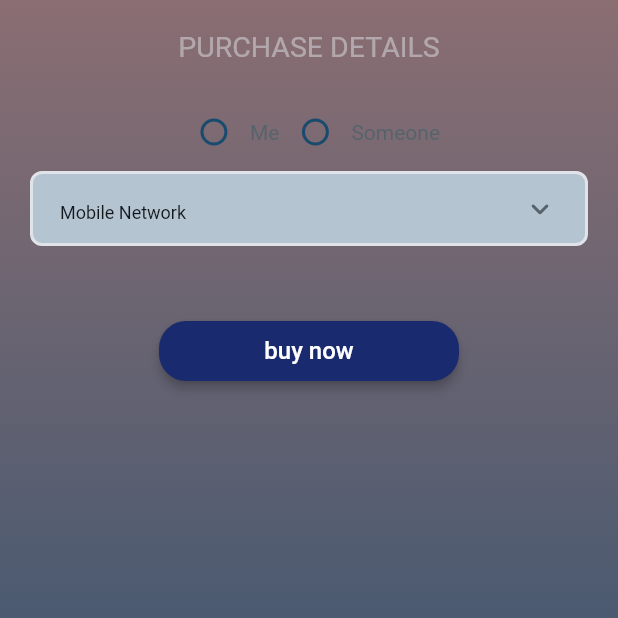
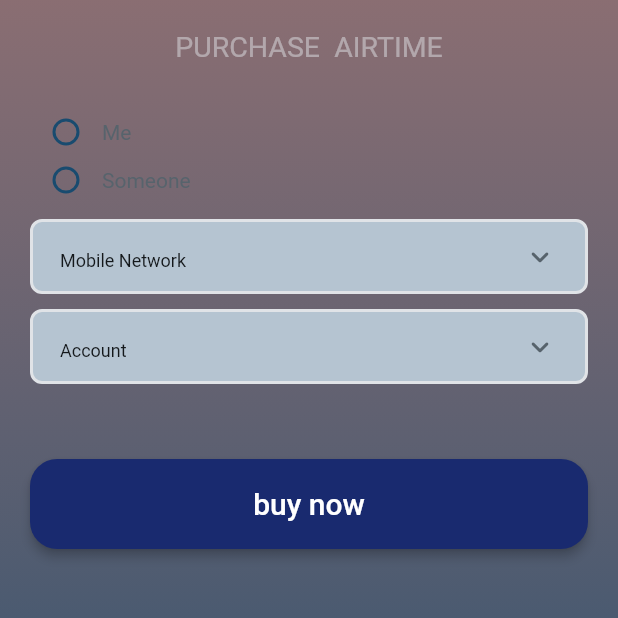
Before and after one commit to Sbongslany/rank, a Flutter app: the AirtimeWidget screen opened by its route, on a phone screen of 412 x 824 dp, the part 153-771 px from its top. Run offline on Flutter 3.47's test engine with Material 3 defaults, Android fonts, the phone set to English and light mode, and no system bars; drawn by our look-alikes of auto_size_text; our stand-ins replace badges, cached_network_image, carousel_slider, dropdown_button2, equatable, file_picker and 16 more; missing offline and left inert: json_path, mime_type, webview_flutter_android, webviewx_plus; accounts and stored records are empty; Roboto replaces fonts that are missing (Readex Pro).

Commit message:
Updating to latest FlutterFlow output.

```diff
--- a/lib/pages/pay_pouch/purchase/airtime/airtime_model.dart
+++ b/lib/pages/pay_pouch/purchase/airtime/airtime_model.dart
@@ -14,8 +14,11 @@ class AirtimeModel extends FlutterFlowModel<AirtimeWidget> {
   TextEditingController? phoneNumberController;
   String? Function(BuildContext, String?)? phoneNumberControllerValidator;
   // State field(s) for MobileNetwork widget.
-  String? mobileNetworkValue;
-  FormFieldController<String>? mobileNetworkValueController;
+  String? mobileNetworkValue1;
+  FormFieldController<String>? mobileNetworkValueController1;
+  // State field(s) for MobileNetwork widget.
+  String? mobileNetworkValue2;
+  FormFieldController<String>? mobileNetworkValueController2;
   // State field(s) for PrePaidAirtimeCellC widget.
   String? prePaidAirtimeCellCValue;
   FormFieldController<String>? prePaidAirtimeCellCValueController;
--- a/lib/pages/pay_pouch/purchase/airtime/airtime_widget.dart
+++ b/lib/pages/pay_pouch/purchase/airtime/airtime_widget.dart
@@ -144,7 +144,7 @@ class _AirtimeWidgetState extends State<AirtimeWidget>
                 child: Padding(
                   padding: const EdgeInsetsDirectional.fromSTEB(0.0, 20.0, 0.0, 0.0),
                   child: Text(
-                    'PURCHASE DETAILS',
+                    'PURCHASE  AIRTIME',
                     style: FlutterFlowTheme.of(context).bodyMedium.override(
                           fontFamily: 'Readex Pro',
                           color: FlutterFlowTheme.of(context).alternate,
@@ -153,8 +153,10 @@ class _AirtimeWidgetState extends State<AirtimeWidget>
                   ),
                 ),
               ),
-              Padding(
-                padding: const EdgeInsetsDirectional.fromSTEB(0.0, 30.0, 0.0, 0.0),
+              Align(
+                alignment: const AlignmentDirectional(-1.0, 0.0),
+                child: Padding(
+                  padding: const EdgeInsetsDirectional.fromSTEB(20.0, 30.0, 0.0, 0.0),
                   child: FlutterFlowRadioButton(
                     options: ['Me', 'Someone'].toList(),
                     onChanged: (val) => setState(() {}),
@@ -168,13 +170,14 @@ class _AirtimeWidgetState extends State<AirtimeWidget>
                               color: FlutterFlowTheme.of(context).alternate,
                             ),
                     buttonPosition: RadioButtonPosition.left,
-                  direction: Axis.horizontal,
+                    direction: Axis.vertical,
                     radioButtonColor: FlutterFlowTheme.of(context).alternate,
                     inactiveRadioButtonColor:
                         FlutterFlowTheme.of(context).secondary,
                     toggleable: false,
                     horizontalAlignment: WrapAlignment.start,
                     verticalAlignment: WrapCrossAlignment.start,
+                  ),
                 ),
               ),
               if (_model.radioButtonValue == 'Someone')
@@ -241,11 +244,11 @@ class _AirtimeWidgetState extends State<AirtimeWidget>
               Padding(
                 padding: const EdgeInsetsDirectional.fromSTEB(20.0, 10.0, 20.0, 0.0),
                 child: FlutterFlowDropDown<String>(
-                  controller: _model.mobileNetworkValueController ??=
+                  controller: _model.mobileNetworkValueController1 ??=
                       FormFieldController<String>(null),
                   options: const ['Vodacom', 'CellC', 'MTN', 'Telkom'],
                   onChanged: (val) =>
-                      setState(() => _model.mobileNetworkValue = val),
+                      setState(() => _model.mobileNetworkValue1 = val),
                   width: double.infinity,
                   height: 50.0,
                   textStyle: FlutterFlowTheme.of(context).bodyMedium,
@@ -267,7 +270,36 @@ class _AirtimeWidgetState extends State<AirtimeWidget>
                   isMultiSelect: false,
                 ),
               ),
-              if (_model.mobileNetworkValue == 'CellC')
+              Padding(
+                padding: const EdgeInsetsDirectional.fromSTEB(20.0, 10.0, 20.0, 0.0),
+                child: FlutterFlowDropDown<String>(
+                  controller: _model.mobileNetworkValueController2 ??=
+                      FormFieldController<String>(null),
+                  options: const ['Account 1', 'Account 2'],
+                  onChanged: (val) =>
+                      setState(() => _model.mobileNetworkValue2 = val),
+                  width: double.infinity,
+                  height: 50.0,
+                  textStyle: FlutterFlowTheme.of(context).bodyMedium,
+                  hintText: 'Account',
+                  icon: Icon(
+                    Icons.keyboard_arrow_down_rounded,
+                    color: FlutterFlowTheme.of(context).secondaryText,
+                    size: 24.0,
+                  ),
+                  fillColor: const Color(0xFFB5C4D1),
+                  elevation: 2.0,
+                  borderColor: FlutterFlowTheme.of(context).alternate,
+                  borderWidth: 2.0,
+                  borderRadius: 8.0,
+                  margin: const EdgeInsetsDirectional.fromSTEB(20.0, 4.0, 20.0, 4.0),
+                  hidesUnderline: true,
+                  isOverButton: true,
+                  isSearchable: false,
+                  isMultiSelect: false,
+                ),
+              ),
+              if (_model.mobileNetworkValue1 == 'CellC')
                 Padding(
                   padding:
                       const EdgeInsetsDirectional.fromSTEB(20.0, 10.0, 20.0, 0.0),
@@ -299,7 +331,7 @@ class _AirtimeWidgetState extends State<AirtimeWidget>
                     isMultiSelect: false,
                   ),
                 ),
-              if (_model.mobileNetworkValue == 'Vodacom')
+              if (_model.mobileNetworkValue1 == 'Vodacom')
                 Padding(
                   padding:
                       const EdgeInsetsDirectional.fromSTEB(20.0, 10.0, 20.0, 0.0),
@@ -331,7 +363,7 @@ class _AirtimeWidgetState extends State<AirtimeWidget>
                     isMultiSelect: false,
                   ),
                 ),
-              if (_model.mobileNetworkValue == 'MTN')
+              if (_model.mobileNetworkValue1 == 'MTN')
                 Padding(
                   padding:
                       const EdgeInsetsDirectional.fromSTEB(20.0, 10.0, 20.0, 0.0),
@@ -363,7 +395,7 @@ class _AirtimeWidgetState extends State<AirtimeWidget>
                     isMultiSelect: false,
                   ),
                 ),
-              if (_model.mobileNetworkValue == 'Telkom')
+              if (_model.mobileNetworkValue1 == 'Telkom')
                 Padding(
                   padding:
                       const EdgeInsetsDirectional.fromSTEB(20.0, 10.0, 20.0, 0.0),
@@ -396,15 +428,15 @@ class _AirtimeWidgetState extends State<AirtimeWidget>
                   ),
                 ),
               Padding(
-                padding: const EdgeInsetsDirectional.fromSTEB(0.0, 50.0, 0.0, 0.0),
+                padding: const EdgeInsetsDirectional.fromSTEB(20.0, 50.0, 20.0, 0.0),
                 child: FFButtonWidget(
                   onPressed: () async {
                     context.pushNamed('PayUser');
                   },
                   text: 'buy now',
                   options: FFButtonOptions(
-                    width: 200.0,
-                    height: 40.0,
+                    width: double.infinity,
+                    height: 60.0,
                     padding:
                         const EdgeInsetsDirectional.fromSTEB(24.0, 0.0, 24.0, 0.0),
                     iconPadding:
@@ -413,6 +445,7 @@ class _AirtimeWidgetState extends State<AirtimeWidget>
                     textStyle: FlutterFlowTheme.of(context).titleSmall.override(
                           fontFamily: 'Readex Pro',
                           color: Colors.white,
+                          fontSize: 20.0,
                         ),
                     elevation: 3.0,
                     borderSide: const BorderSide(
```
Also changed, not shown: lib/pages/pay_pouch/purchase/purchase/purchase_widget.dart (+94 -91 lines). Lines whose indentation alone changed are shown as unchanged.
